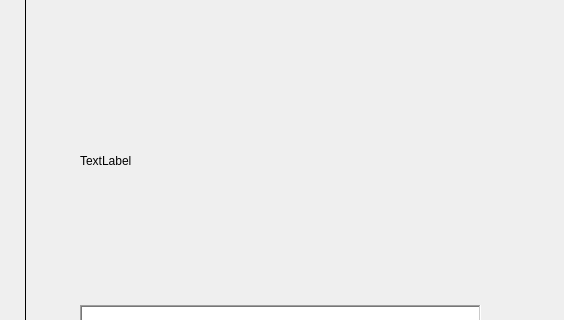
This is UI_Resources/CropGuide2.ui in Fhbdhj/Marquinhos-me-pague as Qt 5 draws it before an edit; both pictures show x 460 to 1024 and y 115 to 435 of the 1024 by 768 pixel window. The edited form follows.
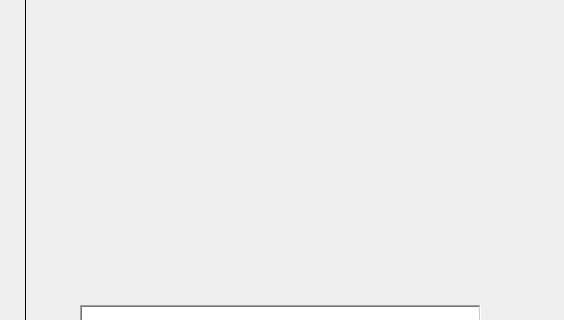
This is the edited form. Icons and pictures are not drawn.

Diff of the .ui file:
```diff
--- a/UI_Resources/CropGuide2.ui
+++ b/UI_Resources/CropGuide2.ui
@@ -253,7 +253,7 @@
      </rect>
     </property>
     <property name="text">
-     <string>TextLabel</string>
+     <string/>
     </property>
    </widget>
    <widget class="QTextEdit" name="textEdit_3">
```
Left out of the diff: 2 changed lines with no effect on the pictures.
